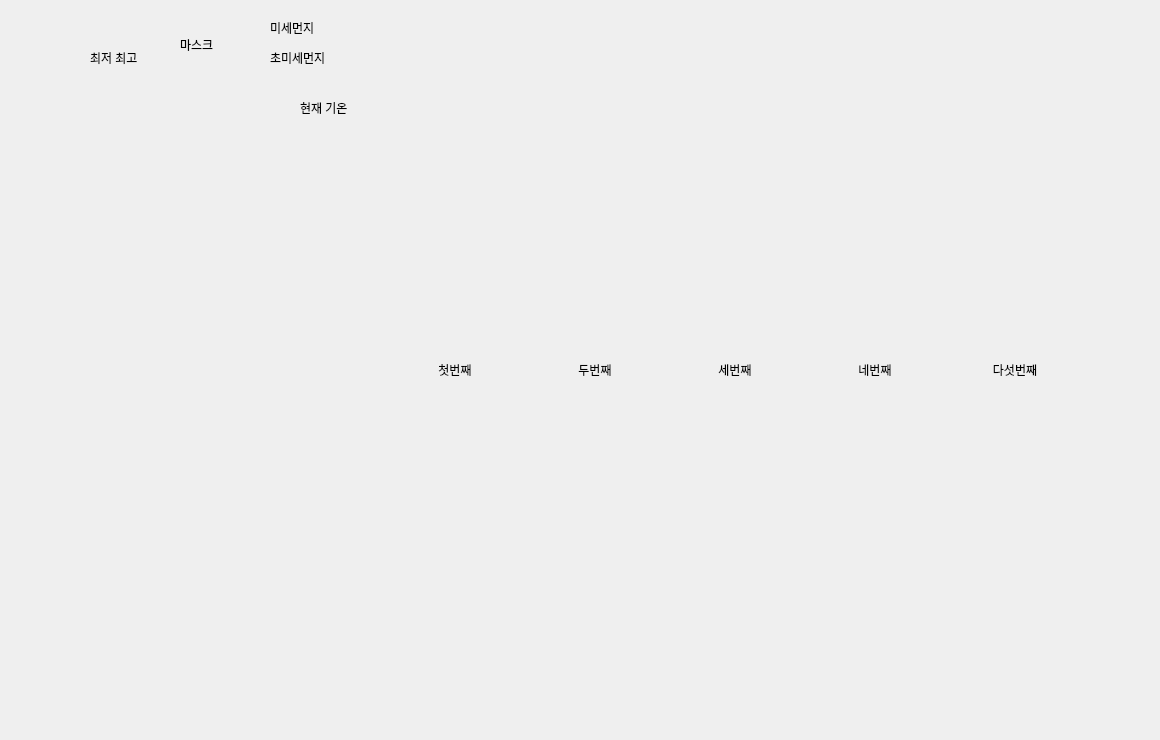
Before: the Qt Designer form st_mirror.ui in SmartDisplay/RaspberryPi, drawn with Qt 5.
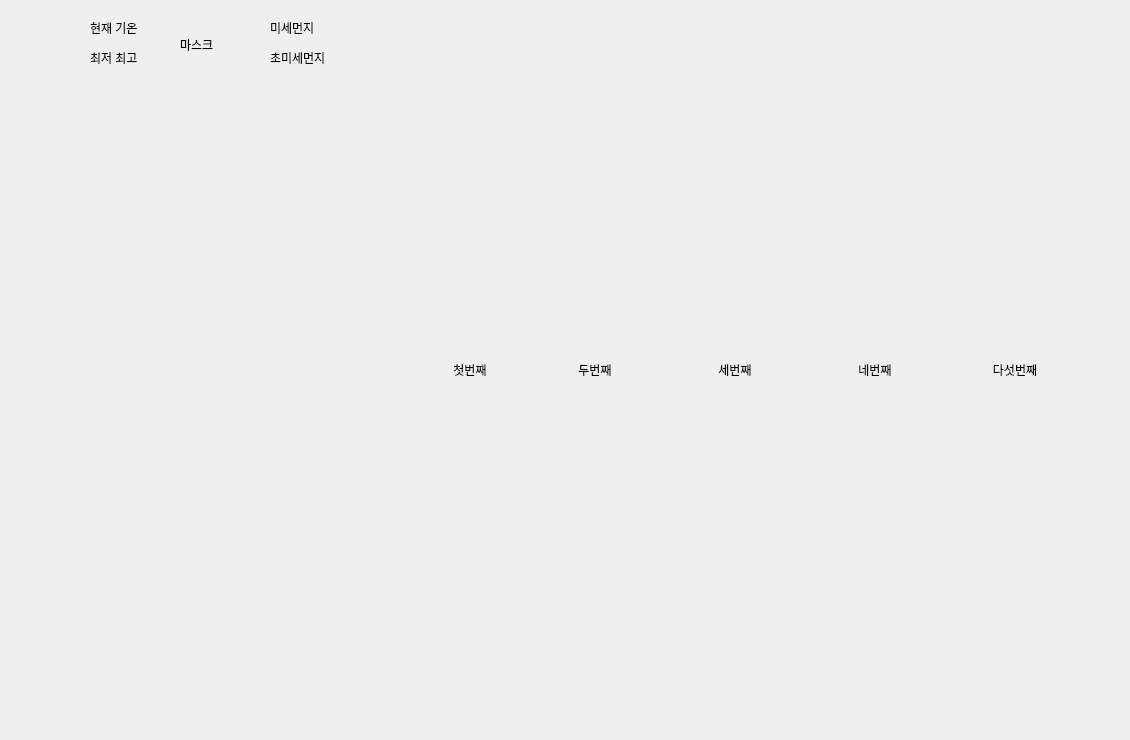
After: the same form once the commit is applied.

Commit message: 되는버전

Patch:
```diff
--- a/st_mirror.ui
+++ b/st_mirror.ui
@@ -8,19 +8,18 @@
   <widget class="QLabel" name="weather">
    <property name="geometry">
     <rect>
-     <x>100</x>
+     <x>50</x>
      <y>100</y>
-     <width>100</width>
-     <height>100</height>
+     <width>50</width>
+     <height>50</height>
     </rect>
    </property>
-
   </widget>
   <widget class="QLabel" name="now_temperature">
    <property name="geometry">
     <rect>
-     <x>300</x>
-     <y>100</y>
+     <x>90</x>
+     <y>20</y>
      <width>70</width>
      <height>15</height>
     </rect>
@@ -86,7 +85,7 @@
     <rect>
      <x>390</x>
      <y>20</y>
-     <width>130</width>
+     <width>160</width>
      <height>700</height>
     </rect>
    </property>
```
The commit also changes 1 other file.
